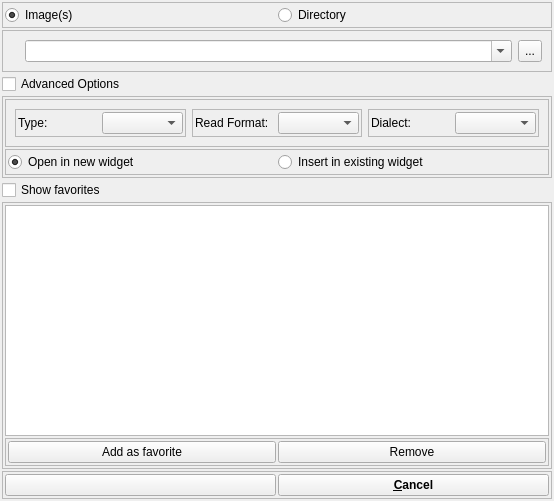
Above: forms/fileOpenWidget.ui from isis-group/vast before the change. Below: the same form after it.
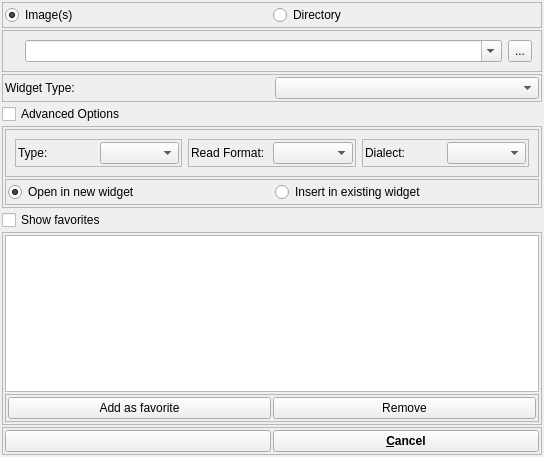
That is the form after the change.

```diff
--- a/forms/fileOpenWidget.ui
+++ b/forms/fileOpenWidget.ui
@@ -6,8 +6,8 @@
    <rect>
     <x>0</x>
     <y>0</y>
-    <width>554</width>
-    <height>501</height>
+    <width>544</width>
+    <height>457</height>
    </rect>
   </property>
   <property name="sizePolicy">
@@ -139,6 +139,31 @@
      </layout>
     </widget>
    </item>
+   <item>
+    <widget class="QFrame" name="widgetTypeframe">
+     <property name="frameShape">
+      <enum>QFrame::StyledPanel</enum>
+     </property>
+     <property name="frameShadow">
+      <enum>QFrame::Raised</enum>
+     </property>
+     <layout class="QHBoxLayout" name="horizontalLayout_8">
+      <property name="margin">
+       <number>2</number>
+      </property>
+      <item>
+       <widget class="QLabel" name="label">
+        <property name="text">
+         <string>Widget Type:</string>
+        </property>
+       </widget>
+      </item>
+      <item>
+       <widget class="QComboBox" name="widgetTypeComboBox"/>
+      </item>
+     </layout>
+    </widget>
+   </item>
    <item>
     <widget class="QCheckBox" name="advancedOptionsCheck">
      <property name="sizePolicy">
@@ -343,14 +368,18 @@
         <property name="frameShadow">
          <enum>QFrame::Raised</enum>
         </property>
-        <layout class="QHBoxLayout" name="horizontalLayout_8">
-         <property name="spacing">
-          <number>2</number>
-         </property>
+        <layout class="QGridLayout" name="gridLayout">
          <property name="margin">
           <number>2</number>
          </property>
-         <item>
+         <item row="0" column="2">
+          <widget class="QRadioButton" name="insertInWidgetCheck">
+           <property name="text">
+            <string>Insert in existing widget</string>
+           </property>
+          </widget>
+         </item>
+         <item row="0" column="0">
           <widget class="QRadioButton" name="newWidgetCheck">
            <property name="text">
             <string>Open in new widget</string>
@@ -360,13 +389,6 @@
            </property>
           </widget>
          </item>
-         <item>
-          <widget class="QRadioButton" name="insertInWidgetCheck">
-           <property name="text">
-            <string>Insert in existing widget</string>
-           </property>
-          </widget>
-         </item>
         </layout>
        </widget>
       </item>
```
